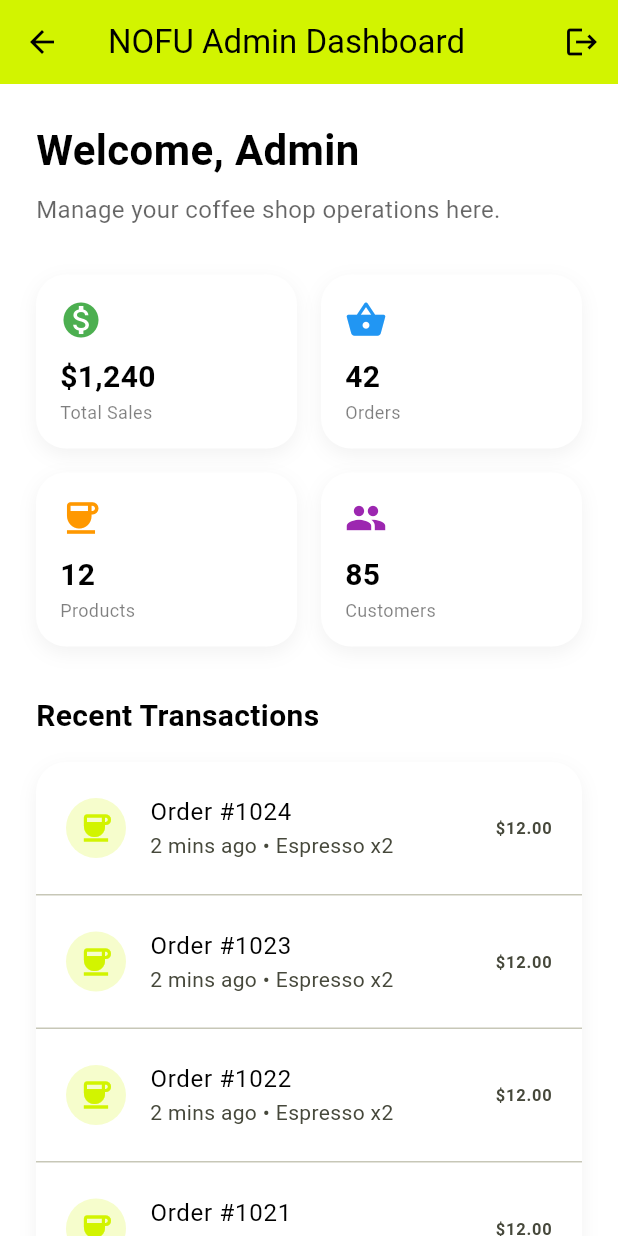
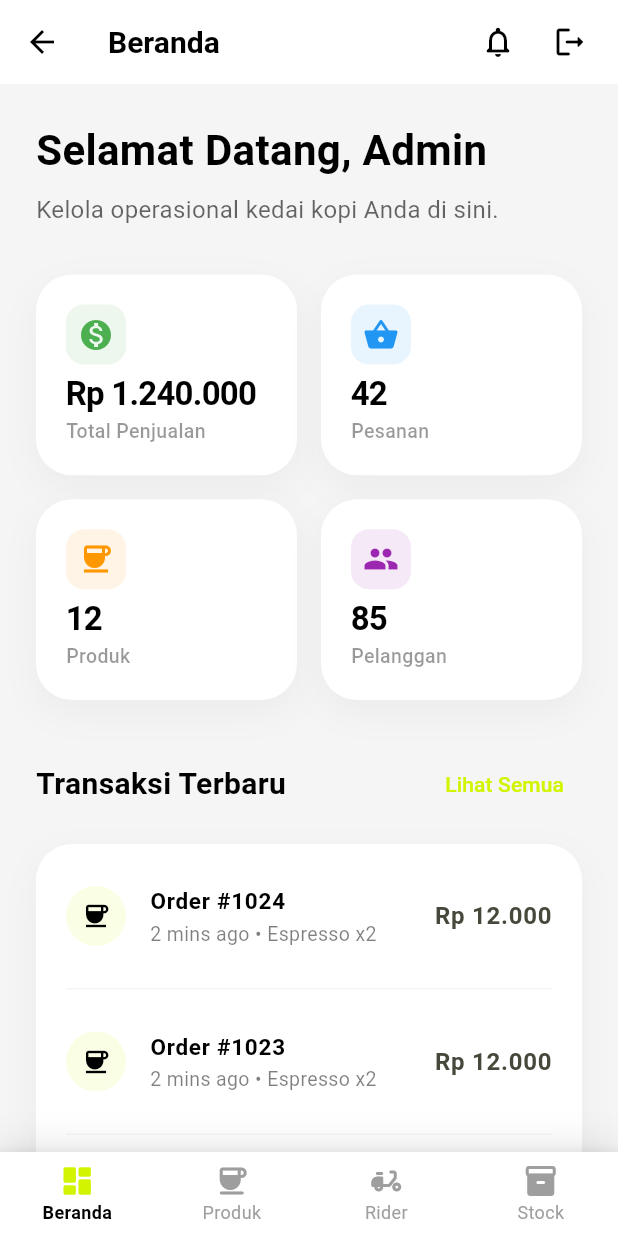
Before and after one commit to dominikuswilly/mynofuadmin, a Flutter app: the AdminScreen screen opened by its route, on a phone screen of 412 x 824 dp. Run offline on Flutter 3.47's test engine with Material 3 defaults, Android fonts, the phone set to English and light mode, and no system bars.

Commit message:
feat: implement admin dashboard screen with navigation and summary stats

```diff
--- a/lib/admin_screen.dart
+++ b/lib/admin_screen.dart
@@ -1,32 +1,147 @@
 import 'package:flutter/material.dart';
 import 'theme.dart';
 
-class AdminScreen extends StatelessWidget {
+class AdminScreen extends StatefulWidget {
   const AdminScreen({super.key});
+
+  @override
+  State<AdminScreen> createState() => _AdminScreenState();
+}
+
+class _AdminScreenState extends State<AdminScreen> {
+  int _selectedIndex = 0;
+
+  final List<String> _titles = [
+    'Beranda',
+    'Manajemen Produk',
+    'Manajemen Rider',
+    'Inventaris Stok',
+  ];
+
+  void _onItemTapped(int index) {
+    setState(() {
+      _selectedIndex = index;
+    });
+  }
 
   @override
   Widget build(BuildContext context) {
     return Scaffold(
+      backgroundColor: AppColors.grey,
       appBar: AppBar(
-        title: const Text('NOFU Admin Dashboard'),
-        backgroundColor: AppColors.primary,
+        title: Text(
+          _titles[_selectedIndex],
+          style: const TextStyle(fontWeight: FontWeight.bold, fontSize: 20),
+        ),
+        backgroundColor: AppColors.white,
+        foregroundColor: AppColors.black,
         elevation: 0,
         actions: [
           IconButton(
-            icon: const Icon(Icons.logout),
+            icon: const Icon(Icons.notifications_none_rounded),
+            onPressed: () {},
+          ),
+          IconButton(
+            icon: const Icon(Icons.logout_rounded),
             onPressed: () {
               Navigator.of(context).pushReplacementNamed('/');
             },
           ),
+          const SizedBox(width: 8),
         ],
       ),
-      body: SingleChildScrollView(
+      body: IndexedStack(
+        index: _selectedIndex,
+        children: [
+          _buildDashboardTab(),
+          _buildPlaceholder('Produk'),
+          _buildPlaceholder('Rider'),
+          _buildPlaceholder('Stock'),
+        ],
+      ),
+      bottomNavigationBar: Container(
+        decoration: BoxDecoration(
+          boxShadow: [
+            BoxShadow(
+              color: Colors.black.withOpacity(0.1),
+              blurRadius: 20,
+              offset: const Offset(0, -4),
+            ),
+          ],
+        ),
+        child: BottomNavigationBar(
+          currentIndex: _selectedIndex,
+          onTap: _onItemTapped,
+          type: BottomNavigationBarType.fixed,
+          backgroundColor: AppColors.white,
+          selectedItemColor: AppColors.black,
+          unselectedItemColor: Colors.grey,
+          showSelectedLabels: true,
+          showUnselectedLabels: true,
+          selectedLabelStyle: const TextStyle(fontWeight: FontWeight.bold, fontSize: 12),
+          unselectedLabelStyle: const TextStyle(fontSize: 12),
+          items: const [
+            BottomNavigationBarItem(
+              icon: Icon(Icons.dashboard_rounded),
+              activeIcon: Icon(Icons.dashboard_rounded, color: AppColors.primary),
+              label: 'Beranda',
+            ),
+            BottomNavigationBarItem(
+              icon: Icon(Icons.coffee_rounded),
+              activeIcon: Icon(Icons.coffee_rounded, color: AppColors.primary),
+              label: 'Produk',
+            ),
+            BottomNavigationBarItem(
+              icon: Icon(Icons.delivery_dining_rounded),
+              activeIcon: Icon(Icons.delivery_dining_rounded, color: AppColors.primary),
+              label: 'Rider',
+            ),
+            BottomNavigationBarItem(
+              icon: Icon(Icons.inventory_2_rounded),
+              activeIcon: Icon(Icons.inventory_2_rounded, color: AppColors.primary),
+              label: 'Stock',
+            ),
+          ],
+        ),
+      ),
+    );
+  }
+
+  Widget _buildPlaceholder(String name) {
+    return Center(
+      child: Column(
+        mainAxisAlignment: MainAxisAlignment.center,
+        children: [
+          Icon(
+            name == 'Produk'
+                ? Icons.coffee_rounded
+                : name == 'Rider'
+                    ? Icons.delivery_dining_rounded
+                    : Icons.inventory_2_rounded,
+            size: 64,
+            color: AppColors.black.withOpacity(0.1),
+          ),
+          const SizedBox(height: 16),
+          Text(
+            'Manajemen $name segera hadir',
+            style: TextStyle(
+              color: AppColors.black.withOpacity(0.4),
+              fontSize: 16,
+            ),
+          ),
+        ],
+      ),
+    );
+  }
+
+  Widget _buildDashboardTab() {
+    return SingleChildScrollView(
       padding: const EdgeInsets.all(24.0),
       child: Column(
         crossAxisAlignment: CrossAxisAlignment.start,
         children: [
           const Text(
-              'Welcome, Admin',
+            'Selamat Datang, Admin',
             style: TextStyle(
               fontSize: 28,
               fontWeight: FontWeight.bold,
@@ -35,7 +150,7 @@ class AdminScreen extends StatelessWidget {
           ),
           const SizedBox(height: 8),
           Text(
-              'Manage your coffee shop operations here.',
+            'Kelola operasional kedai kopi Anda di sini.',
             style: TextStyle(
               fontSize: 16,
               color: AppColors.black.withOpacity(0.6),
@@ -44,18 +159,26 @@ class AdminScreen extends StatelessWidget {
           const SizedBox(height: 32),
           _buildStatsGrid(),
           const SizedBox(height: 32),
+          Row(
+            mainAxisAlignment: MainAxisAlignment.spaceBetween,
+            children: [
               const Text(
-              'Recent Transactions',
+                'Transaksi Terbaru',
                 style: TextStyle(
                   fontSize: 20,
                   fontWeight: FontWeight.bold,
                   color: AppColors.black,
                 ),
               ),
+              TextButton(
+                onPressed: () {},
+                child: const Text('Lihat Semua'),
+              ),
+            ],
+          ),
           const SizedBox(height: 16),
           _buildRecentTransactions(),
         ],
-        ),
       ),
     );
   }
@@ -67,27 +190,27 @@ class AdminScreen extends StatelessWidget {
       crossAxisCount: 2,
       crossAxisSpacing: 16,
       mainAxisSpacing: 16,
-      childAspectRatio: 1.5,
+      childAspectRatio: 1.3,
       children: [
-        _buildStatCard('Total Sales', '\$1,240', Icons.monetization_on, Colors.green),
-        _buildStatCard('Orders', '42', Icons.shopping_basket, Colors.blue),
-        _buildStatCard('Products', '12', Icons.coffee, Colors.orange),
-        _buildStatCard('Customers', '85', Icons.people, Colors.purple),
+        _buildStatCard('Total Penjualan', 'Rp 1.240.000', Icons.monetization_on, Colors.green),
+        _buildStatCard('Pesanan', '42', Icons.shopping_basket, Colors.blue),
+        _buildStatCard('Produk', '12', Icons.coffee, Colors.orange),
+        _buildStatCard('Pelanggan', '85', Icons.people, Colors.purple),
       ],
     );
   }
 
   Widget _buildStatCard(String title, String value, IconData icon, Color color) {
     return Container(
-      padding: const EdgeInsets.all(16),
+      padding: const EdgeInsets.all(20),
       decoration: BoxDecoration(
         color: Colors.white,
-        borderRadius: BorderRadius.circular(20),
+        borderRadius: BorderRadius.circular(24),
         boxShadow: [
           BoxShadow(
-            color: Colors.black.withOpacity(0.05),
-            blurRadius: 10,
-            offset: const Offset(0, 4),
+            color: Colors.black.withOpacity(0.04),
+            blurRadius: 20,
+            offset: const Offset(0, 8),
           ),
         ],
       ),
@@ -95,22 +218,31 @@ class AdminScreen extends StatelessWidget {
         crossAxisAlignment: CrossAxisAlignment.start,
         mainAxisAlignment: MainAxisAlignment.spaceBetween,
         children: [
-          Icon(icon, color: color, size: 28),
+          Container(
+            padding: const EdgeInsets.all(8),
+            decoration: BoxDecoration(
+              color: color.withOpacity(0.1),
+              borderRadius: BorderRadius.circular(12),
+            ),
+            child: Icon(icon, color: color, size: 24),
+          ),
           Column(
             crossAxisAlignment: CrossAxisAlignment.start,
             children: [
               Text(
                 value,
                 style: const TextStyle(
-                  fontSize: 20,
+                  fontSize: 22,
                   fontWeight: FontWeight.bold,
+                  letterSpacing: -0.5,
                 ),
               ),
               Text(
                 title,
                 style: TextStyle(
-                  fontSize: 12,
-                  color: Colors.black.withOpacity(0.5),
+                  fontSize: 13,
+                  color: Colors.black.withOpacity(0.4),
+                  fontWeight: FontWeight.w500,
                 ),
               ),
             ],
@@ -124,12 +256,12 @@ class AdminScreen extends StatelessWidget {
     return Container(
       decoration: BoxDecoration(
         color: Colors.white,
-        borderRadius: BorderRadius.circular(20),
+        borderRadius: BorderRadius.circular(24),
         boxShadow: [
           BoxShadow(
-            color: Colors.black.withOpacity(0.05),
-            blurRadius: 10,
-            offset: const Offset(0, 4),
+            color: Colors.black.withOpacity(0.04),
+            blurRadius: 20,
+            offset: const Offset(0, 8),
           ),
         ],
       ),
@@ -137,19 +269,34 @@ class AdminScreen extends StatelessWidget {
         shrinkWrap: true,
         physics: const NeverScrollableScrollPhysics(),
         itemCount: 5,
-        separatorBuilder: (context, index) => const Divider(height: 1),
+        separatorBuilder: (context, index) => Divider(
+          height: 1,
+          color: Colors.grey.withOpacity(0.1),
+          indent: 20,
+          endIndent: 20,
+        ),
         itemBuilder: (context, index) {
           return ListTile(
-            contentPadding: const EdgeInsets.symmetric(horizontal: 20, vertical: 8),
-            leading: CircleAvatar(
-              backgroundColor: AppColors.primary.withOpacity(0.2),
-              child: const Icon(Icons.coffee, color: AppColors.primary),
+            contentPadding: const EdgeInsets.symmetric(horizontal: 20, vertical: 12),
+            leading: Container(
+              padding: const EdgeInsets.all(10),
+              decoration: BoxDecoration(
+                color: AppColors.primary.withOpacity(0.1),
+                shape: BoxShape.circle,
               ),
-            title: Text('Order #${1024 - index}'),
-            subtitle: Text('2 mins ago • Espresso x2'),
+              child: const Icon(Icons.coffee, color: AppColors.black, size: 20),
+            ),
+            title: Text(
+              'Order #${1024 - index}',
+              style: const TextStyle(fontWeight: FontWeight.bold, fontSize: 15),
+            ),
+            subtitle: Text(
+              '2 mins ago • Espresso x2',
+              style: TextStyle(color: Colors.black.withOpacity(0.5), fontSize: 13),
+            ),
             trailing: const Text(
-              '\$12.00',
-              style: TextStyle(fontWeight: FontWeight.bold),
+              'Rp 12.000',
+              style: TextStyle(fontWeight: FontWeight.bold, fontSize: 16),
             ),
           );
         },
```
Lines whose indentation alone changed are shown as unchanged.
